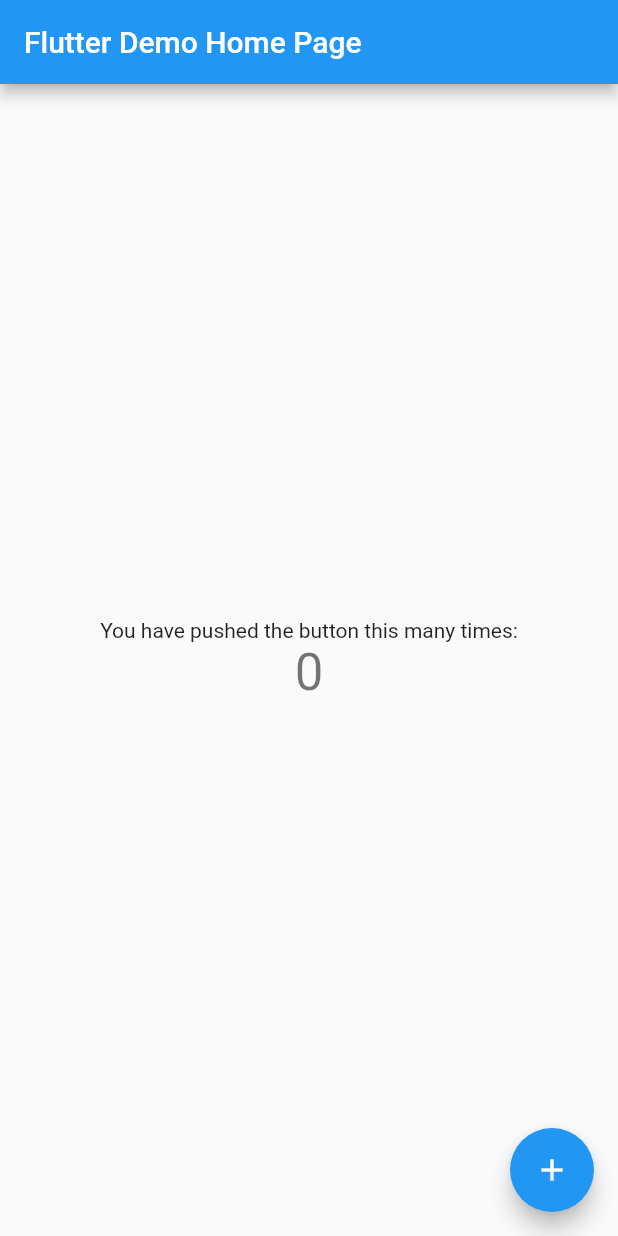
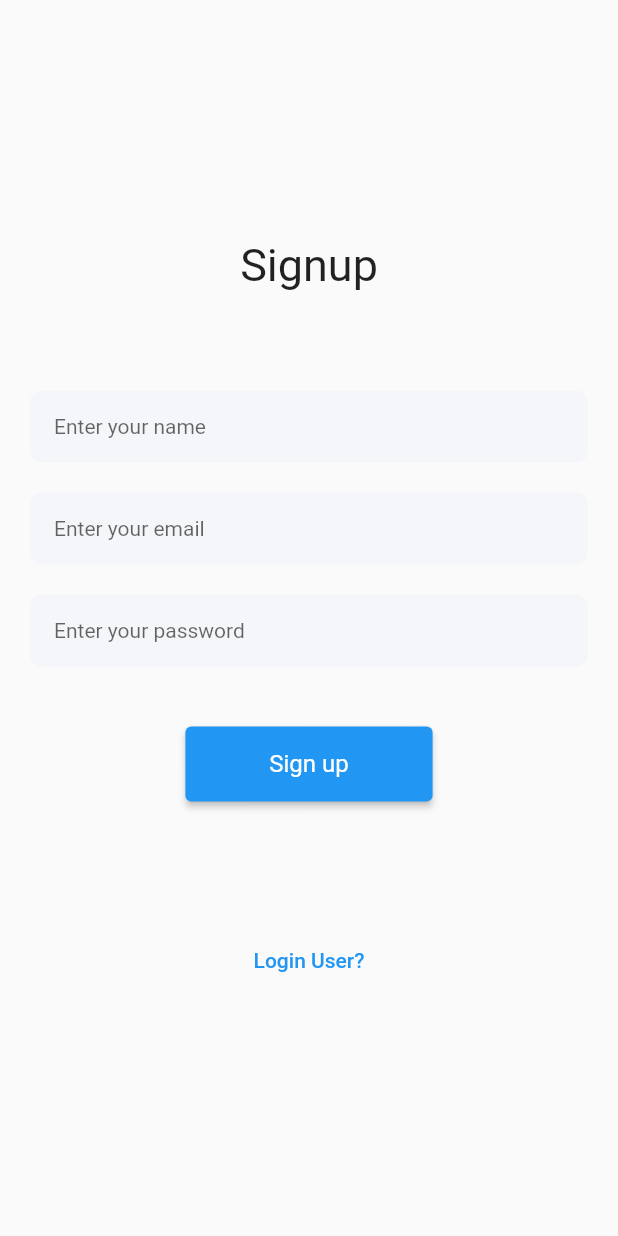
Before and after one commit to melvincurinier/flutter_app_grifforhse, a Flutter app: the screen it shows after launch, on a phone screen of 412 x 824 dp. Run offline on Flutter 3.47's test engine with Material 2 defaults, Android fonts, the phone set to English and light mode, and no system bars; our stand-ins replace shared_preferences.

Commit message:
front signup & login
Cors error, need to disable web security for web app

```diff
--- a/lib/main.dart
+++ b/lib/main.dart
@@ -1,115 +1,47 @@
 import 'package:flutter/material.dart';
+import 'package:flutter_app_grifforhse/providers/user_provider.dart';
+import 'package:flutter_app_grifforhse/screens/home_screen.dart';
+import 'package:flutter_app_grifforhse/screens/signup_screen.dart';
+import 'package:flutter_app_grifforhse/services/auth_service.dart';
+import 'package:provider/provider.dart';
 
 void main() {
-  runApp(const MyApp());
+  runApp(
+    MultiProvider(
+      providers: [
+        ChangeNotifierProvider(create: (_) => UserProvider()),
+      ],
+      child: const MyApp(),
+    ),
+  );
 }
 
-class MyApp extends StatelessWidget {
-  const MyApp({super.key});
+class MyApp extends StatefulWidget {
+  const MyApp({Key? key}) : super(key: key);
 
-  // This widget is the root of your application.
   @override
-  Widget build(BuildContext context) {
-    return MaterialApp(
-      title: 'Flutter Demo',
-      theme: ThemeData(
-        // This is the theme of your application.
-        //
-        // Try running your application with "flutter run". You'll see the
-        // application has a blue toolbar. Then, without quitting the app, try
-        // changing the primarySwatch below to Colors.green and then invoke
-        // "hot reload" (press "r" in the console where you ran "flutter run",
-        // or simply save your changes to "hot reload" in a Flutter IDE).
-        // Notice that the counter didn't reset back to zero; the application
-        // is not restarted.
-        primarySwatch: Colors.blue,
-      ),
-      home: const MyHomePage(title: 'Flutter Demo Home Page'),
-    );
-  }
+  State<MyApp> createState() => _MyAppState();
 }
 
-class MyHomePage extends StatefulWidget {
-  const MyHomePage({super.key, required this.title});
-
-  // This widget is the home page of your application. It is stateful, meaning
-  // that it has a State object (defined below) that contains fields that affect
-  // how it looks.
-
-  // This class is the configuration for the state. It holds the values (in this
-  // case the title) provided by the parent (in this case the App widget) and
-  // used by the build method of the State. Fields in a Widget subclass are
-  // always marked "final".
-
-  final String title;
+class _MyAppState extends State<MyApp> {
+  final AuthService authService = AuthService();
 
   @override
-  State<MyHomePage> createState() => _MyHomePageState();
-}
-
-class _MyHomePageState extends State<MyHomePage> {
-  int _counter = 0;
-
-  void _incrementCounter() {
-    setState(() {
-      // This call to setState tells the Flutter framework that something has
-      // changed in this State, which causes it to rerun the build method below
-      // so that the display can reflect the updated values. If we changed
-      // _counter without calling setState(), then the build method would not be
-      // called again, and so nothing would appear to happen.
-      _counter++;
-    });
+  void initState() {
+    super.initState();
+    authService.getUserData(context);
   }
 
   @override
   Widget build(BuildContext context) {
-    // This method is rerun every time setState is called, for instance as done
-    // by the _incrementCounter method above.
-    //
-    // The Flutter framework has been optimized to make rerunning build methods
-    // fast, so that you can just rebuild anything that needs updating rather
-    // than having to individually change instances of widgets.
-    return Scaffold(
-      appBar: AppBar(
-        // Here we take the value from the MyHomePage object that was created by
-        // the App.build method, and use it to set our appbar title.
-        title: Text(widget.title),
+    return MaterialApp(
+      title: 'Flutter Node Auth',
+      theme: ThemeData(
+        primarySwatch: Colors.blue,
       ),
-      body: Center(
-        // Center is a layout widget. It takes a single child and positions it
-        // in the middle of the parent.
-        child: Column(
-          // Column is also a layout widget. It takes a list of children and
-          // arranges them vertically. By default, it sizes itself to fit its
-          // children horizontally, and tries to be as tall as its parent.
-          //
-          // Invoke "debug painting" (press "p" in the console, choose the
-          // "Toggle Debug Paint" action from the Flutter Inspector in Android
-          // Studio, or the "Toggle Debug Paint" command in Visual Studio Code)
-          // to see the wireframe for each widget.
-          //
-          // Column has various properties to control how it sizes itself and
-          // how it positions its children. Here we use mainAxisAlignment to
-          // center the children vertically; the main axis here is the vertical
-          // axis because Columns are vertical (the cross axis would be
-          // horizontal).
-          mainAxisAlignment: MainAxisAlignment.center,
-          children: <Widget>[
-            const Text(
-              'You have pushed the button this many times:',
-            ),
-            Text(
-              '$_counter',
-              style: Theme.of(context).textTheme.headlineMedium,
-            ),
-          ],
-        ),
-      ),
-      floatingActionButton: FloatingActionButton(
-        onPressed: _incrementCounter,
-        tooltip: 'Increment',
-        child: const Icon(Icons.add),
-      ), // This trailing comma makes auto-formatting nicer for build methods.
+      home: Provider.of<UserProvider>(context).user.token.isEmpty
+          ? const SignupScreen()
+          : const HomeScreen(),
     );
   }
 }
--- /dev/null
+++ b/lib/models/user.dart
@@ -0,0 +1,39 @@
+import 'dart:convert';
+
+class User {
+  final String id;
+  final String name;
+  final String email;
+  final String token;
+  final String password;
+  User({
+    required this.id,
+    required this.name,
+    required this.email,
+    required this.token,
+    required this.password,
+  });
+
+  Map<String, dynamic> toMap() {
+    return {
+      'name': name,
+      'email': email,
+      'token': token,
+      'password': password,
+    };
+  }
+
+  factory User.fromMap(Map<String, dynamic> map) {
+    return User(
+      id: map['_id'] ?? '',
+      name: map['name'] ?? '',
+      email: map['email'] ?? '',
+      token: map['token'] ?? '',
+      password: map['password'] ?? '',
+    );
+  }
+
+  String toJson() => json.encode(toMap());
+
+  factory User.fromJson(String source) => User.fromMap(json.decode(source));
+}
--- /dev/null
+++ b/lib/providers/user_provider.dart
@@ -0,0 +1,24 @@
+import 'package:flutter/material.dart';
+import 'package:flutter_app_grifforhse/models/user.dart';
+
+class UserProvider extends ChangeNotifier {
+  User _user = User(
+    id: '',
+    name: '',
+    email: '',
+    token: '',
+    password: '',
+  );
+
+  User get user => _user;
+
+  void setUser(String user) {
+    _user = User.fromJson(user);
+    notifyListeners();
+  }
+
+  void setUserFromModel(User user) {
+    _user = user;
+    notifyListeners();
+  }
+}
--- /dev/null
+++ b/lib/screens/signup_screen.dart
@@ -0,0 +1,95 @@
+import 'package:flutter/material.dart';
+import 'package:flutter_app_grifforhse/screens/login_screen.dart';
+import 'package:flutter_app_grifforhse/services/auth_service.dart';
+import 'package:flutter_app_grifforhse/widgets/custom_textfield.dart';
+
+class SignupScreen extends StatefulWidget {
+  const SignupScreen({Key? key}) : super(key: key);
+
+  @override
+  State<SignupScreen> createState() => _SignupScreenState();
+}
+
+class _SignupScreenState extends State<SignupScreen> {
+  final TextEditingController emailController = TextEditingController();
+  final TextEditingController passwordController = TextEditingController();
+  final TextEditingController nameController = TextEditingController();
+  final AuthService authService = AuthService();
+
+  void signupUser() {
+    authService.signUpUser(
+      context: context,
+      email: emailController.text,
+      password: passwordController.text,
+      name: nameController.text,
+    );
+  }
+
+  @override
+  Widget build(BuildContext context) {
+    return Scaffold(
+      body: Column(
+        mainAxisAlignment: MainAxisAlignment.center,
+        children: [
+          const Text(
+            "Signup",
+            style: TextStyle(fontSize: 30),
+          ),
+          SizedBox(height: MediaQuery.of(context).size.height * 0.08),
+          Container(
+            margin: const EdgeInsets.symmetric(horizontal: 20),
+            child: CustomTextField(
+              controller: nameController,
+              hintText: 'Enter your name',
+            ),
+          ),
+          const SizedBox(height: 20),
+          Container(
+            margin: const EdgeInsets.symmetric(horizontal: 20),
+            child: CustomTextField(
+              controller: emailController,
+              hintText: 'Enter your email',
+            ),
+          ),
+          const SizedBox(height: 20),
+          Container(
+            margin: const EdgeInsets.symmetric(horizontal: 20),
+            child: CustomTextField(
+              controller: passwordController,
+              hintText: 'Enter your password',
+            ),
+          ),
+          const SizedBox(height: 40),
+          ElevatedButton(
+            onPressed: signupUser,
+            style: ButtonStyle(
+              backgroundColor: MaterialStateProperty.all(Colors.blue),
+              textStyle: MaterialStateProperty.all(
+                const TextStyle(color: Colors.white),
+              ),
+              minimumSize: MaterialStateProperty.all(
+                Size(MediaQuery.of(context).size.width / 2.5, 50),
+              ),
+            ),
+            child: const Text(
+              "Sign up",
+              style: TextStyle(color: Colors.white, fontSize: 16),
+            ),
+          ),
+          SizedBox(height: MediaQuery.of(context).size.height * 0.1),
+          TextButton(
+            onPressed: () {
+              Navigator.push(
+                context,
+                MaterialPageRoute(
+                  builder: (context) => const LoginScreen(),
+                ),
+              );
+            },
+            child: const Text('Login User?'),
+          ),
+        ],
+      ),
+    );
+  }
+}
--- /dev/null
+++ b/lib/utils/constants.dart
@@ -0,0 +1,3 @@
+class Constants {
+  static String uri = 'http://localhost:3000';
+}
--- /dev/null
+++ b/lib/widgets/custom_textfield.dart
@@ -0,0 +1,38 @@
+import 'package:flutter/material.dart';
+
+class CustomTextField extends StatelessWidget {
+  final TextEditingController controller;
+  final String hintText;
+
+  const CustomTextField({
+    Key? key,
+    required this.controller,
+    required this.hintText,
+  }) : super(key: key);
+
+  @override
+  Widget build(BuildContext context) {
+    return TextField(
+      controller: controller,
+      decoration: InputDecoration(
+        border: OutlineInputBorder(
+          borderRadius: BorderRadius.circular(8),
+          borderSide: const BorderSide(color: Colors.transparent, width: 0),
+        ),
+        enabledBorder: OutlineInputBorder(
+          borderRadius: BorderRadius.circular(8),
+          borderSide: const BorderSide(color: Colors.transparent, width: 0),
+        ),
+        contentPadding:
+            const EdgeInsets.symmetric(horizontal: 16, vertical: 14),
+        filled: true,
+        fillColor: const Color(0xffF5F6FA),
+        hintText: hintText,
+        hintStyle: const TextStyle(
+          fontSize: 14,
+          fontWeight: FontWeight.w400,
+        ),
+      ),
+    );
+  }
+}
--- a/pubspec.yaml
+++ b/pubspec.yaml
@@ -46,6 +46,10 @@
   # package. See that file for information about deactivating specific lint
   # rules and activating additional ones.
   flutter_lints: ^2.0.0
+  http: any
+  provider: any
+  shared_preferences: any
+
 
 # For information on the generic Dart part of this file, see the
 # following page: https://dart.dev/tools/pub/pubspec
```
Also changed, not shown: lib/screens/home_screen.dart (added, +44 -0 lines), lib/screens/login_screen.dart (added, +72 -0 lines), lib/services/auth_service.dart (added, +141 -0 lines), lib/utils/utils.dart (added, +31 -0 lines), pubspec.lock, 2 other files.
